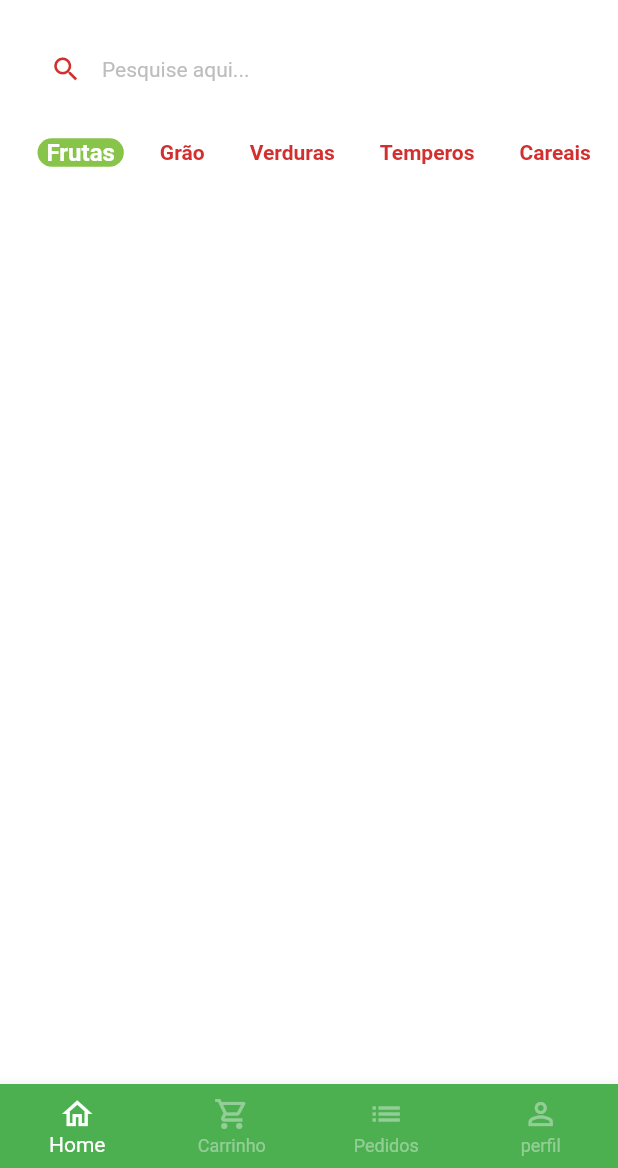
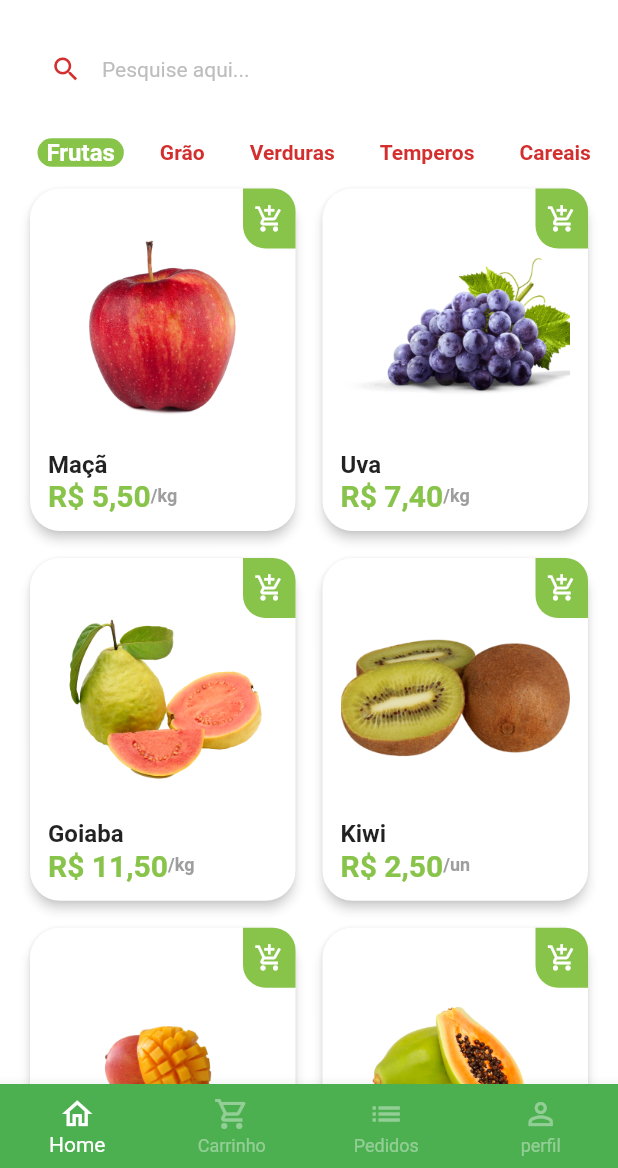
Before and after one commit to guireino/Green-grocer, a Flutter app: the BaseScreen screen opened directly, on a phone screen of 412 x 824 dp, the part 68-1236 px from its top. Run offline on Flutter 3.47's test engine with Material 2 defaults, Android fonts, the phone set to English and light mode, and no system bars; drawn by our look-alikes of badges; our stand-ins replace animated_text_kit, mask_text_input_formatter.

Commit message:
add os arquivos e updates do projeto 05/06/23

```diff
--- a/lib/main.dart
+++ b/lib/main.dart
@@ -1,5 +1,6 @@
 import 'package:flutter/material.dart';
-import 'package:greengrocer/src/auth/sign_in_screen.dart';
+
+import 'src/pages/auth/sign_in_screen.dart';
 
 void main() {
   runApp(const MyApp());
--- /dev/null
+++ b/lib/src/config/app_data.dart
@@ -0,0 +1,73 @@
+import 'package:greengrocer/src/models/item_model.dart';
+
+ItemModel apple = ItemModel(
+  imgUrl: 'assets/fruits/apple.png',
+  itemName: 'Maçã',
+  unit: 'kg',
+  description:
+      'A melhor maçã da região e que conta com o melhor preço de qualquer quitanda. Este item conta com vitaminas essenciais para o fortalecimento corporal, resultando em uma vida saudável.',
+  price: 5.5,
+);
+
+ItemModel grape = ItemModel(
+  imgUrl: 'assets/fruits/grape.png',
+  itemName: 'Uva',
+  price: 7.4,
+  unit: 'kg',
+  description:
+      'A melhor uva da região e que conta com o melhor preço de qualquer quitanda. Este item conta com vitaminas essenciais para o fortalecimento corporal, resultando em uma vida saudável.',
+);
+
+ItemModel guava = ItemModel(
+  imgUrl: 'assets/fruits/guava.png',
+  itemName: 'Goiaba',
+  price: 11.5,
+  unit: 'kg',
+  description:
+      'A melhor goiaba da região e que conta com o melhor preço de qualquer quitanda. Este item conta com vitaminas essenciais para o fortalecimento corporal, resultando em uma vida saudável.',
+);
+
+ItemModel kiwi = ItemModel(
+  imgUrl: 'assets/fruits/kiwi.png',
+  itemName: 'Kiwi',
+  price: 2.5,
+  unit: 'un',
+  description:
+      'O melhor kiwi da região e que conta com o melhor preço de qualquer quitanda. Este item conta com vitaminas essenciais para o fortalecimento corporal, resultando em uma vida saudável.',
+);
+
+ItemModel mango = ItemModel(
+  imgUrl: 'assets/fruits/mango.png',
+  itemName: 'Manga',
+  price: 2.5,
+  unit: 'un',
+  description:
+      'A melhor manga da região e que conta com o melhor preço de qualquer quitanda. Este item conta com vitaminas essenciais para o fortalecimento corporal, resultando em uma vida saudável.',
+);
+
+ItemModel papaya = ItemModel(
+  imgUrl: 'assets/fruits/papaya.png',
+  itemName: 'Mamão papaya',
+  price: 8,
+  unit: 'kg',
+  description:
+      'O melhor mamão da região e que conta com o melhor preço de qualquer quitanda. Este item conta com vitaminas essenciais para o fortalecimento corporal, resultando em uma vida saudável.',
+);
+
+// Lista de produtos
+List<ItemModel> items = [
+  apple,
+  grape,
+  guava,
+  kiwi,
+  mango,
+  papaya,
+];
+
+List<String> categories = [
+  'Frutas',
+  'Grão',
+  'Verduras',
+  'Temperos',
+  'Careais',
+];
--- /dev/null
+++ b/lib/src/models/item_model.dart
@@ -0,0 +1,12 @@
+class ItemModel {
+  String itemName, imgUrl, unit, description;
+  double price;
+
+  ItemModel({
+    required this.itemName,
+    required this.imgUrl,
+    required this.unit,
+    required this.description,
+    required this.price,
+  });
+}
--- a/lib/src/auth/sign_up_screen.dart
+++ b/lib/src/pages/auth/sign_up_screen.dart
@@ -1,8 +1,8 @@
 import 'package:flutter/material.dart';
-import 'package:greengrocer/src/auth/components/custom_text_field.dart';
 import 'package:mask_text_input_formatter/mask_text_input_formatter.dart';
 
-import '../config/custom_colors.dart';
+import '../../config/custom_colors.dart';
+import 'components/custom_text_field.dart';
 
 class SignUpScreen extends StatelessWidget {
   SignUpScreen({Key? key}) : super(key: key);
--- a/lib/src/base/base_screen.dart
+++ b/lib/src/pages/base/base_screen.dart
@@ -1,5 +1,6 @@
 import 'package:flutter/material.dart';
-import 'package:greengrocer/src/home/home_tab.dart';
+
+import '../home/home_tab.dart';
 
 class BaseScreen extends StatefulWidget {
   const BaseScreen({Key? key}) : super(key: key);
@@ -22,7 +23,7 @@ class _BaseScreenState extends State<BaseScreen> {
         controller: pageController,
         children: [
           //Container(color: Colors.red),
-          HomeTab(),
+          const HomeTab(),
           Container(color: Colors.yellow),
           Container(color: Colors.blue),
           Container(color: Colors.purple),
--- a/lib/src/home/components/category_tile.dart
+++ b/lib/src/pages/home/components/category_tile.dart
@@ -1,6 +1,8 @@
 import 'package:flutter/material.dart';
 
-import '../../config/custom_colors.dart';
+import '../../../config/custom_colors.dart';
+
+
 
 class CategoryTile extends StatelessWidget {
   const CategoryTile({
--- /dev/null
+++ b/lib/src/pages/home/components/item_tile.dart
@@ -0,0 +1,99 @@
+import 'package:flutter/material.dart';
+import 'package:greengrocer/src/config/custom_colors.dart';
+
+import '../../../models/item_model.dart';
+import '../../../services/utils_services.dart';
+
+class ItemTile extends StatelessWidget {
+  final ItemModel item;
+
+  ItemTile({
+    Key? key,
+    required this.item,
+  }) : super(key: key);
+
+  final UtilsServices utilsServices = UtilsServices();
+
+  @override
+  Widget build(BuildContext context) {
+    return Stack(
+      children: [
+        Card(
+          elevation: 3,
+          shadowColor: Colors.grey.shade300,
+          shape: RoundedRectangleBorder(
+            borderRadius: BorderRadius.circular(20),
+          ),
+          child: Padding(
+            padding: const EdgeInsets.all(12),
+            child: Column(
+              crossAxisAlignment: CrossAxisAlignment.stretch,
+              children: [
+                // Imagem
+                Expanded(
+                  child: Image.asset(
+                    item.imgUrl,
+                  ),
+                ),
+
+                // Nome
+                Text(
+                  item.itemName,
+                  style: const TextStyle(
+                    fontSize: 16,
+                    fontWeight: FontWeight.bold,
+                  ),
+                ),
+
+                // Preco - Unidade
+                Row(
+                  children: [
+                    Text(
+                      utilsServices.priceToCurrency(item.price),
+                      style: TextStyle(
+                        fontWeight: FontWeight.bold,
+                        fontSize: 20,
+                        color: CustomColors.customSwatchColor,
+                      ),
+                    ),
+                    Text(
+                      '/${item.unit}', // colocando Indentação /kg
+                      style: TextStyle(
+                        color: Colors.grey.shade500,
+                        fontWeight: FontWeight.bold,
+                        fontSize: 12,
+                      ),
+                    ),
+                  ],
+                ),
+              ],
+            ),
+          ),
+        ),
+        Positioned(
+          top: 4,
+          right: 4,
+          child: GestureDetector(
+            onTap: () {},
+            child: Container(
+              height: 40,
+              width: 35,
+              decoration: BoxDecoration(
+                color: CustomColors.customSwatchColor,
+                borderRadius: const BorderRadius.only(
+                  topRight: Radius.circular(15),
+                  bottomLeft: Radius.circular(15),
+                ),
+              ),
+              child: const Icon(
+                Icons.add_shopping_cart_outlined,
+                color: Colors.white,
+                size: 20,
+              ),
+            ),
+          ),
+        ),
+      ],
+    );
+  }
+}
--- a/lib/src/home/home_tab.dart
+++ b/lib/src/pages/home/home_tab.dart
@@ -1,25 +1,21 @@
 import 'package:badges/badges.dart';
 import 'package:flutter/material.dart';
-import 'package:greengrocer/src/config/custom_colors.dart';
+import 'package:greengrocer/src/pages/home/components/item_tile.dart';
 
+import '../../config/custom_colors.dart';
 import 'components/category_tile.dart';
 
+// colocando toda imprementacao desse arquivo numa allies
+import '../../config/app_data.dart' as app_data;
+
 class HomeTab extends StatefulWidget {
-  HomeTab({Key? key}) : super(key: key);
+  const HomeTab({Key? key}) : super(key: key);
 
   @override
   State<HomeTab> createState() => _HomeTabState();
 }
 
 class _HomeTabState extends State<HomeTab> {
-  List<String> categories = [
-    'Frutas',
-    'Grão',
-    'Verduras',
-    'Temperos',
-    'Careais',
-  ];
-
   String selectedCategory = 'Frutas';
 
   @override
@@ -40,12 +36,14 @@ class _HomeTabState extends State<HomeTab> {
                 text: 'Green',
                 style: TextStyle(
                   color: CustomColors.customSwatchColor,
-                  )),
+                ),
+              ),
               TextSpan(
                 text: 'grocer',
                 style: TextStyle(
                   color: CustomColors.customContrastColor,
-                  )),
+                ),
+              ),
             ],
           ),
         ),
@@ -113,20 +111,38 @@ class _HomeTabState extends State<HomeTab> {
               itemBuilder: (_, index) {
                 return CategoryTile(
                   onPressed: () {
-                    setState(() {
-                      selectedCategory = categories[index];
-                    });
+                    setState(
+                      () {
+                        selectedCategory = app_data.categories[index];
                       },
-                  category: categories[index],
-                  isSelected: categories[index] == selectedCategory,
+                    );
+                  },
+                  category: app_data.categories[index],
+                  isSelected: app_data.categories[index] == selectedCategory,
                 );
               },
               separatorBuilder: (_, index) => const SizedBox(width: 18),
-              itemCount: categories.length,
+              itemCount: app_data.categories.length,
             ),
           ),
 
           // grid
+          Expanded(
+            child: GridView.builder(
+              padding: const EdgeInsets.fromLTRB(16, 0, 16, 16),
+              physics: const BouncingScrollPhysics(),
+              gridDelegate: const SliverGridDelegateWithFixedCrossAxisCount(
+                crossAxisCount: 2,
+                mainAxisSpacing: 10,
+                crossAxisSpacing: 10,
+                childAspectRatio: 9 / 11.5,
+              ),
+              itemCount: app_data.items.length, //buscando os items list
+              itemBuilder: (_, index) {
+                return ItemTile(item: app_data.items[index]);
+              },
+            ),
+          ),
         ],
       ),
     );
--- /dev/null
+++ b/lib/src/services/utils_services.dart
@@ -0,0 +1,10 @@
+import 'package:intl/intl.dart';
+
+class UtilsServices {
+  // R$ valor
+  String priceToCurrency(double price) {
+    NumberFormat numberFormat = NumberFormat.simpleCurrency(locale: 'pt_BR');
+
+    return numberFormat.format(price);
+  }
+}
--- a/pubspec.yaml
+++ b/pubspec.yaml
@@ -33,6 +33,7 @@ dependencies:
 
   # The following adds the Cupertino Icons font to your application.
   # Use with the CupertinoIcons class for iOS style icons.
+  intl: ^0.18.1
   badges: ^2.0.1
   cupertino_icons: ^1.0.2
   animated_text_kit: ^4.2.1
@@ -61,8 +62,8 @@ flutter:
   uses-material-design: true
 
   # To add assets to your application, add an assets section, like this:
-  # assets:
-  #   - images/a_dot_burr.jpeg
+  assets:
+    - assets/fruits/
   #   - images/a_dot_ham.jpeg
 
   # An image asset can refer to one or more resolution-specific "variants", see
```
Also changed, not shown: lib/src/pages/auth/sign_in_screen.dart (renamed from lib/src/auth/sign_in_screen.dart, +4 -4 lines), assets/fruits/apple.png (added), assets/fruits/grape.png (added), assets/fruits/guava.png (added), assets/fruits/kiwi.png (added), assets/fruits/mango.png (added), assets/fruits/papaya.png (added), lib/src/pages/auth/components/custom_text_field.dart (renamed from lib/src/auth/components/custom_text_field.dart), lib/src/pages/product/product_screen.dart (added), pubspec.lock. Lines whose indentation alone changed are shown as unchanged.
